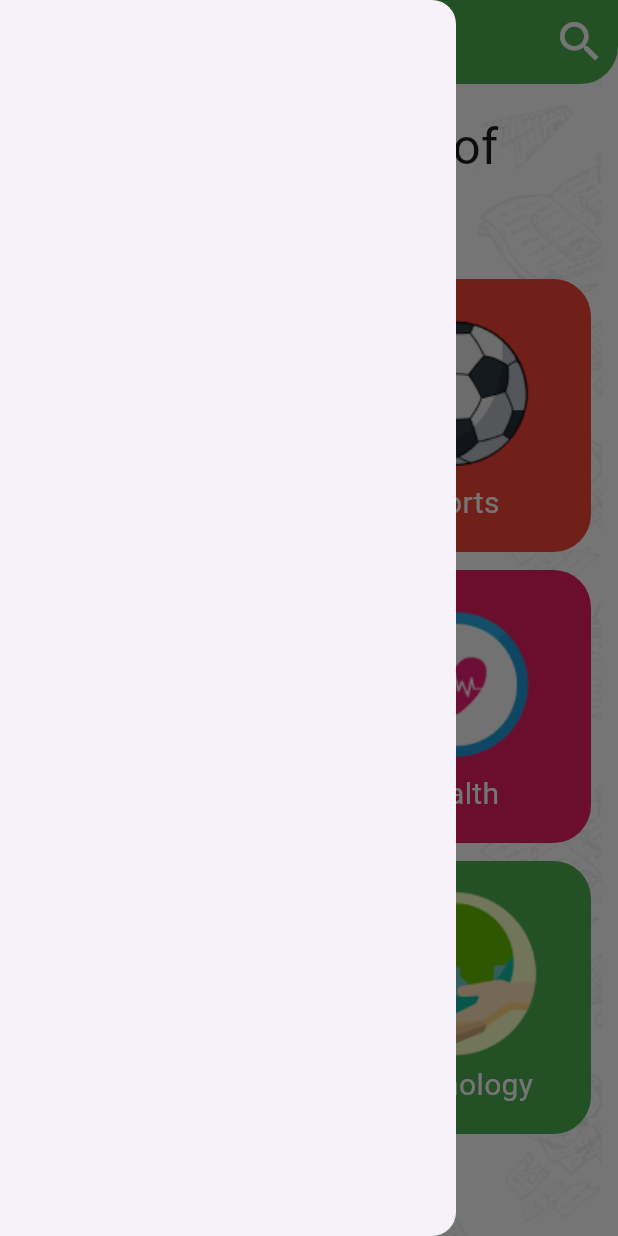
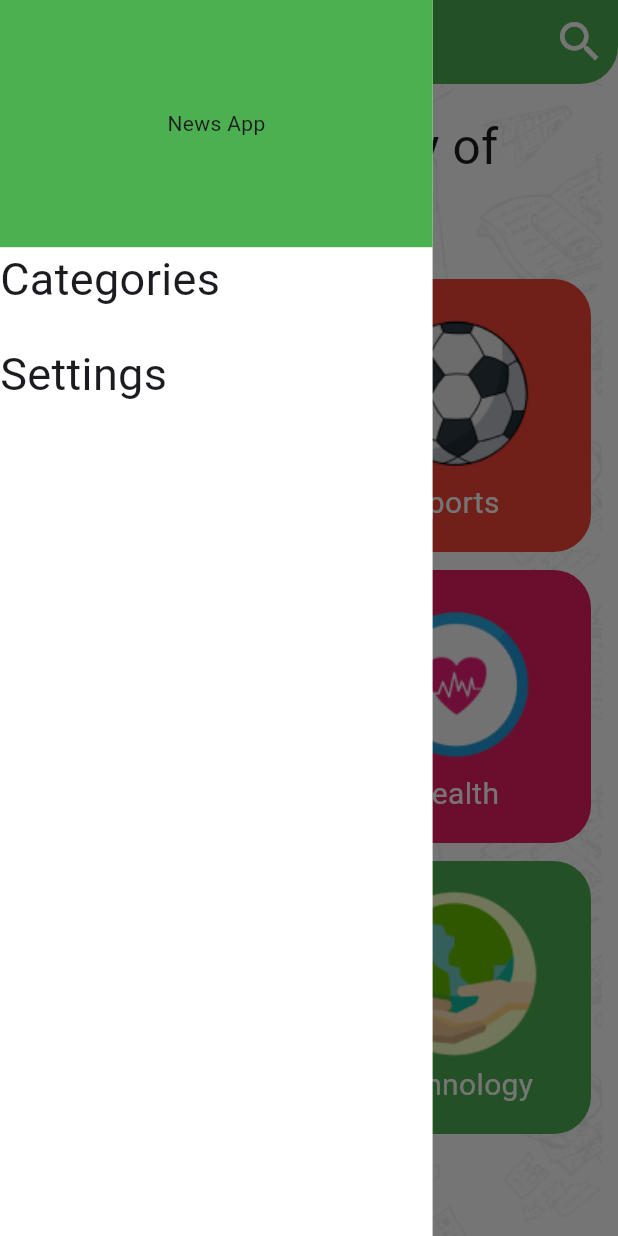
Before and after one commit to ManarRabi3/new_app, a Flutter app: the screen it shows after launch, with the side drawer open, on a phone screen of 412 x 824 dp. Run offline on Flutter 3.47's test engine with Material 3 defaults, Android fonts, the phone set to English and light mode, and no system bars.

Commit message:
category screen

```diff
--- /dev/null
+++ b/lib/screens/drawer_tab.dart
@@ -0,0 +1,49 @@
+import 'package:flutter/material.dart';
+
+class DrawerTab extends StatelessWidget {
+  Function onClick;
+
+  DrawerTab({required this.onClick, super.key});
+
+  static const int CATEGORY_ID = 1;
+  static const int SETTINGS_ID = 2;
+
+  @override
+  Widget build(BuildContext context) {
+    return Container(
+      width: MediaQuery.of(context).size.width * .7,
+      color: Colors.white,
+      child: Column(
+        crossAxisAlignment: CrossAxisAlignment.start,
+        children: [
+          Container(
+            height: MediaQuery.of(context).size.height * .2,
+            decoration: BoxDecoration(color: Colors.green),
+            child: Center(child: Text("News App")),
+          ),
+          InkWell(
+            onTap: () {
+              onClick(CATEGORY_ID);
+            },
+            child: Text(
+              "Categories",
+              style: TextStyle(fontSize: 30),
+            ),
+          ),
+          SizedBox(
+            height: 20,
+          ),
+          InkWell(
+            onTap: () {
+              onClick(SETTINGS_ID);
+            },
+            child: Text(
+              "Settings",
+              style: TextStyle(fontSize: 30),
+            ),
+          ),
+        ],
+      ),
+    );
+  }
+}
--- a/lib/screens/home.dart
+++ b/lib/screens/home.dart
@@ -3,6 +3,7 @@ import 'package:flutter/material.dart';
 import 'package:news_app/apis/api_manager.dart';
 import 'package:news_app/models/categoryModel.dart';
 import 'package:news_app/screens/categories.dart';
+import 'package:news_app/screens/drawer_tab.dart';
 import 'package:news_app/screens/tab_bar.dart';
 import 'package:news_app/screens/tab_item.dart';
 
@@ -26,8 +27,10 @@ class _HomeScreenState extends State<HomeScreen> {
           image:
               DecorationImage(image: AssetImage("assets/images/pattern.png"))),
       child: Scaffold(
-        drawer: Drawer(),
         backgroundColor: Colors.transparent,
+        drawer:DrawerTab(
+          onClick:onDrawerClick ,
+        ),
         appBar: AppBar(
           backgroundColor: Colors.green,
           centerTitle: true,
@@ -58,6 +61,22 @@ class _HomeScreenState extends State<HomeScreen> {
 
   CategoryModel? selectedCategory = null;
 
+
+  onDrawerClick(id){
+
+    if(id == DrawerTab.CATEGORY_ID){
+      selectedCategory =null;
+
+      Navigator.pop(context);
+    }else if (id ==DrawerTab.SETTINGS_ID){
+
+    }
+    setState(() {
+
+    });
+
+  }
+
   onCategorySelect(cat) {
     selectedCategory = cat;
     setState(() {});
--- a/lib/screens/news_item.dart
+++ b/lib/screens/news_item.dart
@@ -25,7 +25,8 @@ borderRadius: BorderRadius.only(
 ),
 
 
-             child: Image.network(article.urlToImage ??"")),
+             child: Image.network(article.urlToImage ??"",
+             height: 240,)),
           Text(
             article.author ?? "",
             textAlign: TextAlign.start,
```
